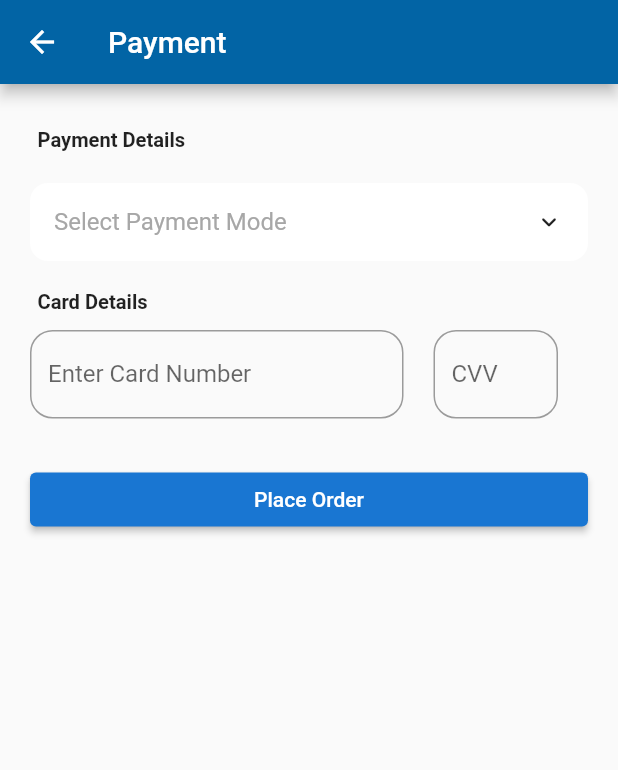
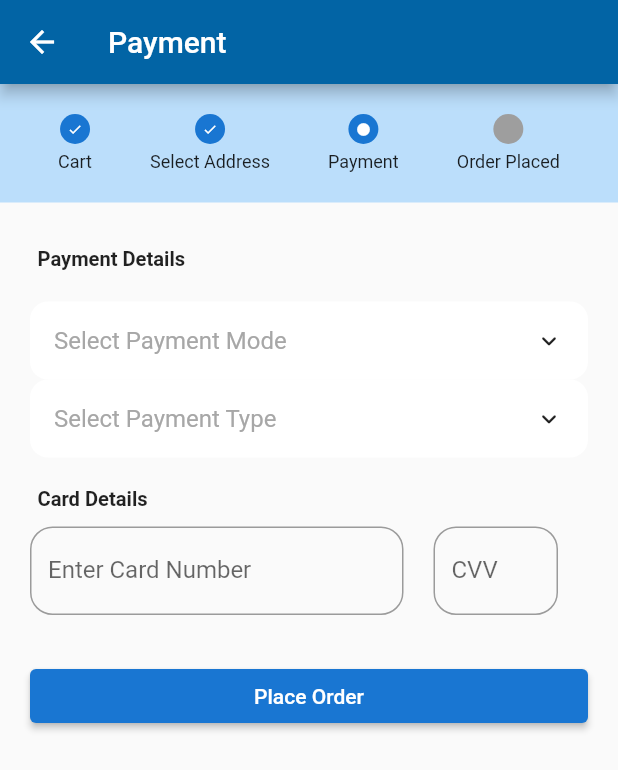
Before and after one commit to srvtechnology/go-party-customer, a Flutter app: the PaymentPage screen opened directly with empty values, on a phone screen of 412 x 824 dp. Shown: the top 770 px of the screen. Run offline on Flutter 3.47's test engine with Material 2 defaults, Android fonts, the phone set to English and light mode, and no system bars; drawn by our look-alikes of animated_custom_dropdown; our stand-ins replace cached_network_image, card_loading, carousel_slider, connectivity, convex_bottom_bar, csc_picker and 6 more; missing offline and left inert: cc_avenue; accounts and stored records are empty; network calls fail.

Commit message:
Changed payment page

```diff
--- a/lib/core/repo/cart.dart
+++ b/lib/core/repo/cart.dart
@@ -65,6 +65,7 @@ Future<void> changeCartItemQuantity(AuthProvider auth,String quantity,String ite
     );
     CustomLogger.debug(response.data);
   }catch(e){
+
     CustomLogger.error(e);
     rethrow;
   }
--- a/lib/core/repo/order.dart
+++ b/lib/core/repo/order.dart
@@ -6,11 +6,12 @@ import 'package:dio/dio.dart';
 import '../models/orders.dart';
 import '../utils/dio.dart';
 
-Future<void> placeOrder(AuthProvider auth,String paymentMethod,String addressId,String currentCity)async{
+Future<void> placeOrder(AuthProvider auth,String paymentMethod,String paymentType,String addressId,String currentCity)async{
   try{
     Response response = await customDioClient.client.post("${APIConfig.baseUrl}/api/customer/payment",
     data: {
       "payment_method":paymentMethod,
+      "payment_type":paymentType,
       "address_id":addressId,
       "current_city":currentCity
     },
--- a/lib/core/routes/paymentPage.dart
+++ b/lib/core/routes/paymentPage.dart
@@ -1,4 +1,5 @@
 import 'package:animated_custom_dropdown/custom_dropdown.dart';
+import 'package:cc_avenue/cc_avenue.dart';
 import 'package:customerapp/core/providers/AuthProvider.dart';
 import 'package:customerapp/core/repo/order.dart';
 import 'package:customerapp/core/routes/mainpage.dart';
@@ -18,22 +19,13 @@ class PaymentPage extends StatefulWidget {
 
 class _PaymentPageState extends State<PaymentPage> {
   final TextEditingController _paymentModeController = TextEditingController();
+  final TextEditingController _paymentTypeController = TextEditingController();
   final TextEditingController _cardNumberController = TextEditingController();
   final _formKey = GlobalKey<FormState>();
   bool showCard=true;
   @override
   void initState() {
     super.initState();
-    _paymentModeController.addListener(() {
-      if(_paymentModeController.text=="Cash On Delivery"){
-       setState(() {
-         showCard=false;
-       });
-      }
-      else{
-        showCard=true;
-      }
-    });
   }
   @override
   Widget build(BuildContext context) {
@@ -44,11 +36,52 @@ class _PaymentPageState extends State<PaymentPage> {
       body: Container(
         height: double.infinity,
         width: double.infinity,
-        padding: const EdgeInsets.all(20),
         child: SingleChildScrollView(
           child: Column(
             children: [
+              Container(
+                color: Theme.of(context).primaryColorLight,
+                padding: const EdgeInsets.symmetric(vertical: 20),
+                child:Row(
+                  mainAxisAlignment: MainAxisAlignment.spaceEvenly,
+                  children: [
+                    Column(
+                      children: const [
+                        CircleAvatar(radius: 10,child: Icon(Icons.check,size: 10,),),
+                        SizedBox(height: 5,),
+                        Text("Cart",style: TextStyle(fontSize: 12),)
+                      ],
+                    ),
+                    Column(
+                      children: const [
+                        CircleAvatar(radius: 10,child: Icon(Icons.check,size: 10,),),
+                        SizedBox(height: 5,),
+                        Text("Select Address",style: TextStyle(fontSize: 12),)
+                      ],
+                    ),
+                    Column(
+                      children: const [
+                        CircleAvatar(radius: 10,child: Icon(Icons.circle,size: 10,),),
+                        SizedBox(height: 5,),
+                        Text("Payment",style: TextStyle(fontSize: 12),)
+                      ],
+                    ),
+                    Column(
+                      children: const [
+                        CircleAvatar(radius: 10,backgroundColor: Colors.grey,),
+                        SizedBox(height: 5,),
+                        Text("Order Placed",style: TextStyle(fontSize: 12),)
+                      ],
+                    ),
+
+                  ],
+                ),
+              ),
               const SizedBox(height: 10,),
+              Container(
+                padding: const EdgeInsets.all(20),
+                child: Column(
+                  children: [
                     Row(
                       mainAxisAlignment: MainAxisAlignment.start,
                       children: [
@@ -58,8 +91,24 @@ class _PaymentPageState extends State<PaymentPage> {
                     ),
                     const SizedBox(height: 20,),
                     CustomDropdown(
+                        onChanged: (text){
+                          if(text=="Online"){
+                            setState(() {
+                              showCard=true;
+                            });
+                          }
+                          else{
+                            setState(() {
+                              showCard=false;
+                            });
+                          }
+                        },
                         hintText: "Select Payment Mode",
                         items: const ["Cash On Delivery","Online"], controller: _paymentModeController),
+
+                    CustomDropdown(
+                        hintText: "Select Payment Type",
+                        items: const ["Complete","Partial"], controller: _paymentTypeController),
                     const SizedBox(height: 20,),
                     if(showCard)
                       Form(
@@ -138,6 +187,9 @@ class _PaymentPageState extends State<PaymentPage> {
                     )
                   ],
                 ),
+              )
+            ],
+          ),
         ),
       ),
     );
@@ -145,13 +197,13 @@ class _PaymentPageState extends State<PaymentPage> {
   Future<void> submit(AuthProvider auth)async{
     try{
       Map data=await getCountryCityState();
-      CustomLogger.debug(data);
-      await placeOrder(auth, _paymentModeController.text.contains("Cash")?"cod":"online", widget.addressId,data["city"]);
+      await placeOrder(auth, _paymentModeController.text.contains("Cash")?"cod":"online", _paymentTypeController.text.contains("Partial")?"partial":"completed",widget.addressId,data["city"]);
       if(context.mounted){
         Navigator.pushAndRemoveUntil(context, MaterialPageRoute(builder: (context)=>const MainPageRoute()), (route) => route.isFirst);
       }
 
     }catch(e){
+      CustomLogger.error(e);
       ScaffoldMessenger.of(context).showSnackBar(const SnackBar(content: Text("There was something wrong. Please try again later")));
     }
   }
--- a/pubspec.yaml
+++ b/pubspec.yaml
@@ -50,6 +50,7 @@ dependencies:
   geocoding: ^2.1.0
   convex_bottom_bar: ^3.2.0
   carousel_slider: ^4.2.1
+  cc_avenue: ^1.0.3
 
 dev_dependencies:
   flutter_launcher_icons: ^0.13.1
```
Also changed, not shown: lib/core/routes/checkoutPage.dart (+109 -46 lines), pubspec.lock, 1 other file. Lines whose indentation alone changed are shown as unchanged.
